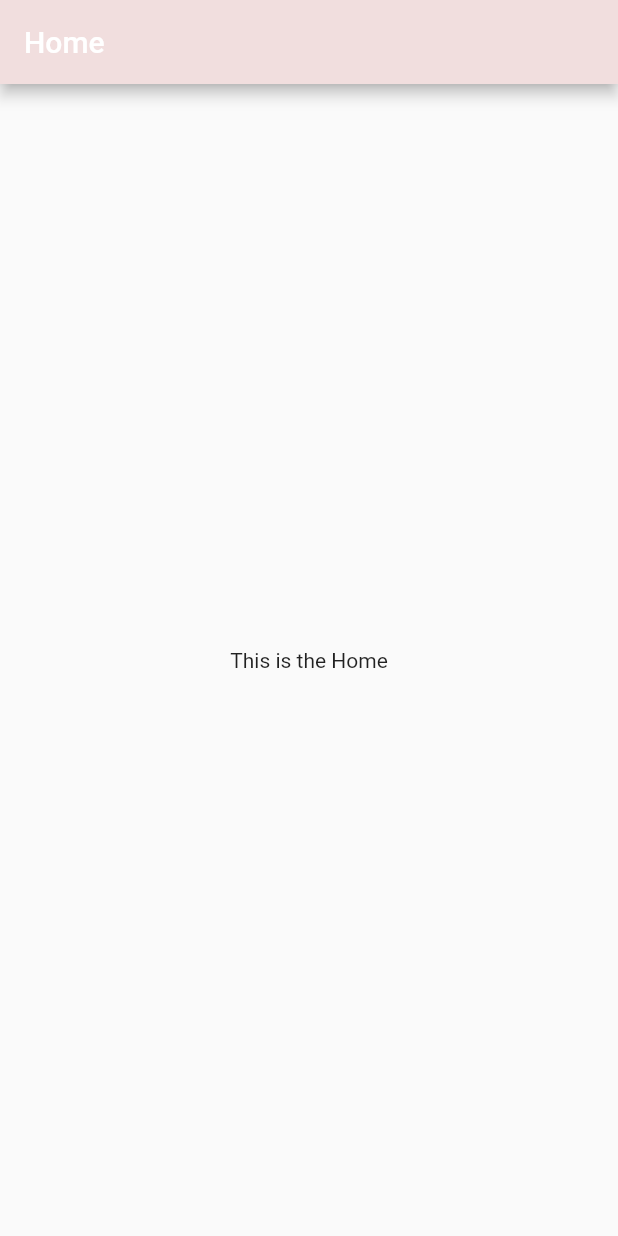
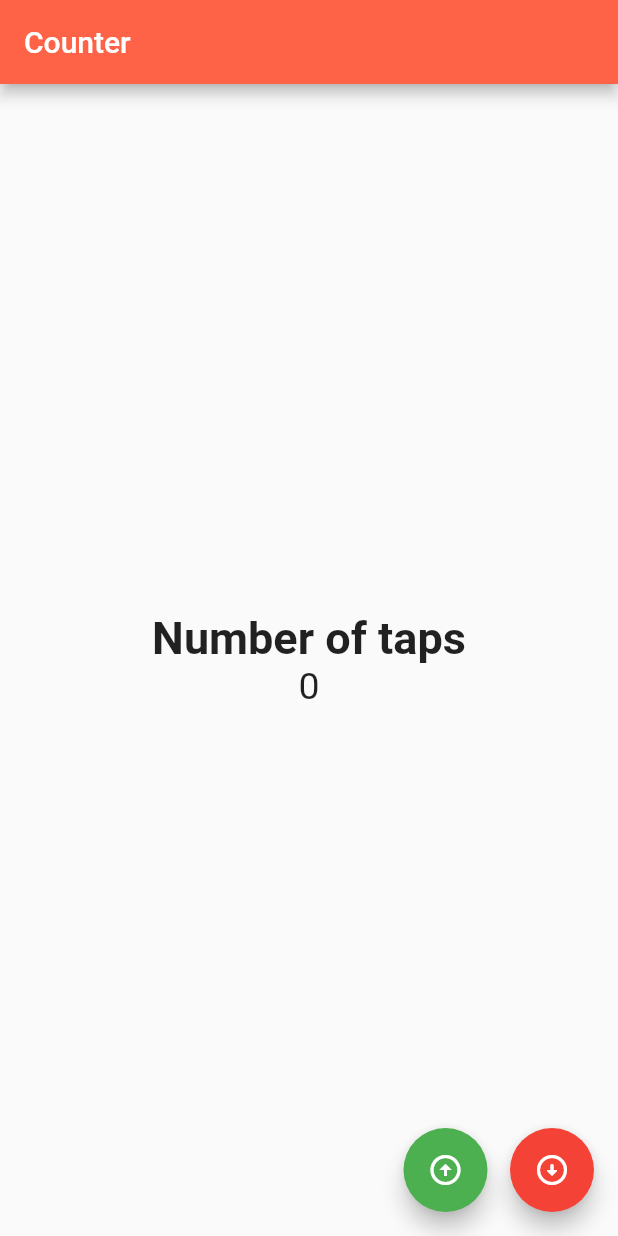
Before and after one commit to jsierrabravo/mobile_car_iv, a Flutter app: the screen it shows after launch, on a phone screen of 412 x 824 dp. Run offline on Flutter 3.47's test engine with Material 2 defaults, Android fonts, the phone set to English and light mode, and no system bars.

Commit message:
Added up and down counter

```diff
--- a/lib/main.dart
+++ b/lib/main.dart
@@ -1,17 +1,18 @@
 import 'package:flutter/material.dart';
-import 'package:myfirstproject/examples.dart';
-import 'package:myfirstproject/view/home_view.dart';
+import 'package:myfirstproject/view/counter.dart';
 
 void main() {
-  runApp(MyApp());
+  runApp(const MyApp());
 }
 
 class MyApp extends StatelessWidget {
+  const MyApp ({Key? key}) : super(key: key);
+
   @override
   Widget build(BuildContext context) {
     return const MaterialApp(
       debugShowCheckedModeBanner: false,
-      home: HomeView(),
+      home: Counter(),
     );
   }
 }
--- /dev/null
+++ b/lib/view/counter.dart
@@ -0,0 +1,69 @@
+import 'package:flutter/material.dart';
+
+class Counter extends StatefulWidget {
+  const Counter ({Key? key}) : super(key: key);
+
+  @override
+  State<Counter> createState() => _CounterState();
+}
+
+class _CounterState extends State<Counter> {
+
+  int _counter = 0;
+
+  @override
+  Widget build(BuildContext context) {
+
+    const titleFontSize = 30.0;
+    const paragraphFontSize = 25.0;
+
+    return Scaffold(
+
+      appBar: AppBar(
+        backgroundColor: const Color.fromARGB(255, 255, 99, 71),
+        title: const Text('Counter'),
+      ),
+
+      body: Center(
+        child: Column(
+          mainAxisAlignment: MainAxisAlignment.center,
+          children: <Widget>[
+            const Text(
+              "Number of taps",
+              style: TextStyle(
+                fontWeight: FontWeight.bold,
+                fontSize: titleFontSize,
+              ),
+            ),
+            Text(
+              '$_counter',
+              style: const TextStyle(
+                fontSize: paragraphFontSize,
+              ),
+            ),
+          ]
+        )
+      ),
+
+      floatingActionButton: Row(
+        mainAxisAlignment: MainAxisAlignment.end,
+        children: [
+          FloatingActionButton(
+            onPressed: () => setState(() => _counter++),
+            backgroundColor: Colors.green,
+            child: const Icon(Icons.arrow_circle_up_outlined),
+            tooltip: 'Increment Counter',
+          ),
+          const SizedBox(width: 15),
+          FloatingActionButton(
+            onPressed: () => setState(() => _counter--),
+            backgroundColor: Colors.red,
+            child: const Icon(Icons.arrow_circle_down_rounded),
+            tooltip: 'Decrement Counter',
+          )
+        ],
+      ),
+
+    );
+  }
+}
--- a/lib/view/home_view.dart
+++ b/lib/view/home_view.dart
@@ -1,4 +1,3 @@
-import 'package:flutter/cupertino.dart';
 import 'package:flutter/material.dart';
 
 class HomeView extends StatelessWidget {
```
Also changed, not shown: lib/examples.dart (deleted), 1 other file.
